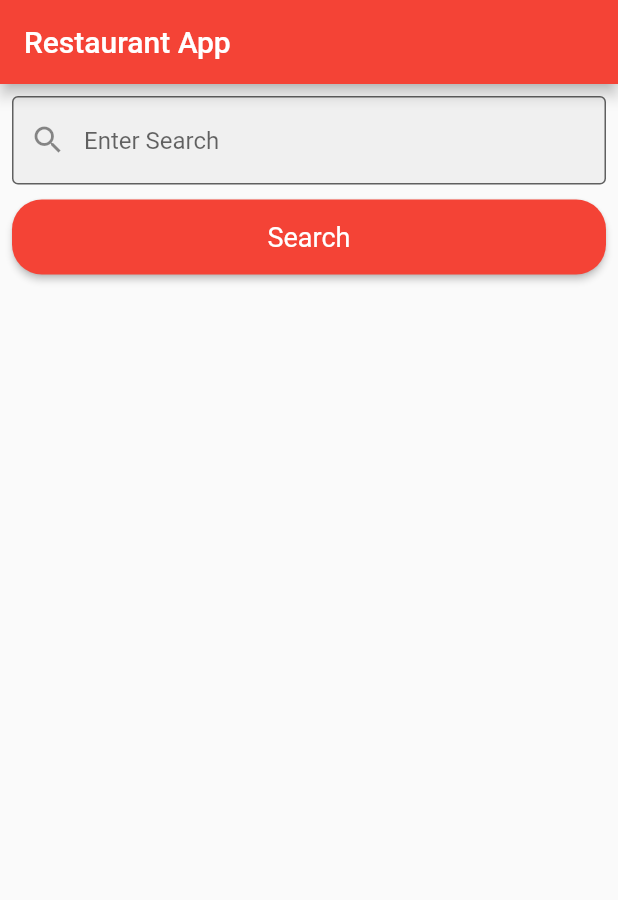
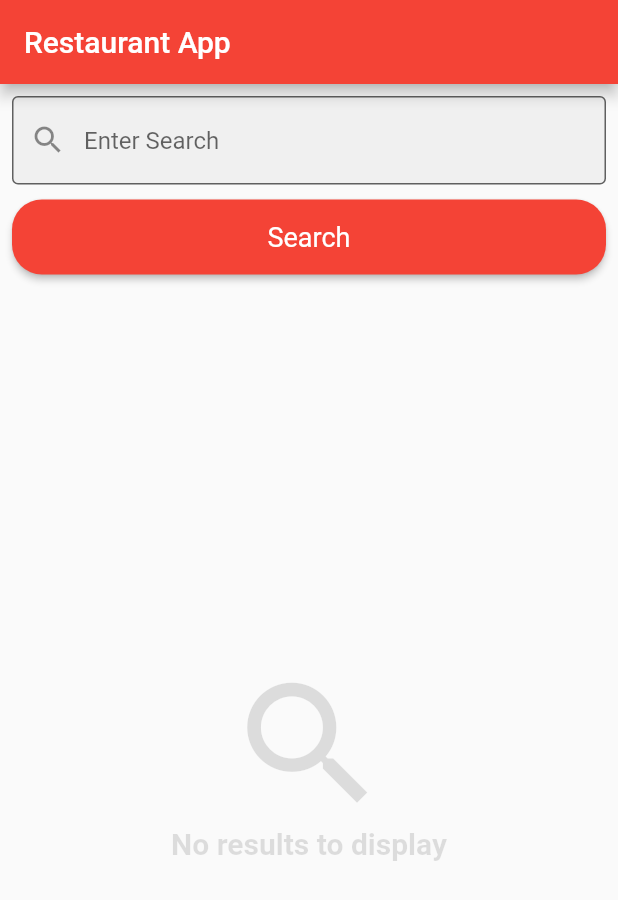
Before and after one commit to PatrickChow0803/restaurant_search, a Flutter app: the screen it shows after launch, on a phone screen of 412 x 824 dp. Shown: the top 900 px of the screen. Run offline on Flutter 3.47's test engine with Material 2 defaults, Android fonts, the phone set to English and light mode, and no system bars; our stand-ins replace dio, flutter_dotenv.

Commit message:
Styled the default view

```diff
--- a/lib/main.dart
+++ b/lib/main.dart
@@ -58,11 +58,30 @@ class _SearchPage extends State<SearchPage> {
       ),
       body: Center(
         child: Column(
-          mainAxisAlignment: MainAxisAlignment.center,
+          mainAxisAlignment: MainAxisAlignment.start,
           children: [
             SearchForm(onSearch: searchRestaurants),
-            _restaurants == null
-                ? Text('No results to display')
+            _restaurants == null || _restaurants.isEmpty
+                ? Expanded(
+                    child: Column(
+                      mainAxisAlignment: MainAxisAlignment.center,
+                      children: [
+                        Icon(
+                          Icons.search,
+                          size: 110,
+                          color: Colors.black12,
+                        ),
+                        Text(
+                          'No results to display',
+                          style: TextStyle(
+                            color: Colors.black12,
+                            fontSize: 20,
+                            fontWeight: FontWeight.bold,
+                          ),
+                        ),
+                      ],
+                    ),
+                  )
                 : Expanded(
                     child: ListView.builder(
                       itemCount: _restaurants.length,
```
